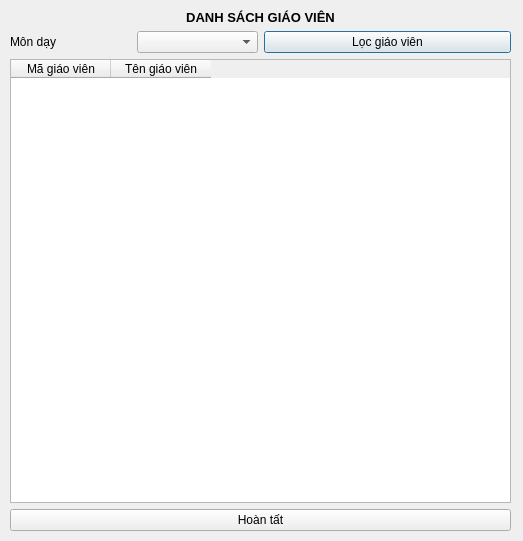
The window that TranslateUiPyPackage/ui_ip/M21_dsgv.ui (longpham6595/kvmanagement) describes before a commit, drawn with Qt 5.
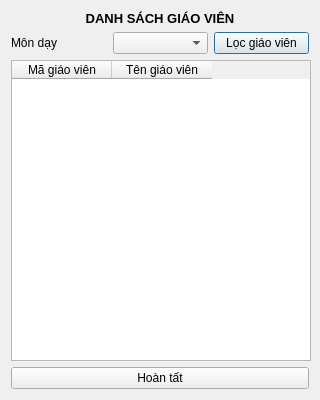
The same window after the commit.

```diff
--- a/TranslateUiPyPackage/ui_ip/M21_dsgv.ui
+++ b/TranslateUiPyPackage/ui_ip/M21_dsgv.ui
@@ -6,57 +6,52 @@
    <rect>
     <x>0</x>
     <y>0</y>
-    <width>523</width>
-    <height>541</height>
+    <width>320</width>
+    <height>400</height>
    </rect>
   </property>
+  <property name="minimumSize">
+   <size>
+    <width>320</width>
+    <height>400</height>
+   </size>
+  </property>
   <property name="windowTitle">
    <string>Số lượng giáo viên</string>
   </property>
-  <widget class="QWidget" name="layoutWidget">
-   <property name="geometry">
-    <rect>
-     <x>10</x>
-     <y>10</y>
-     <width>501</width>
-     <height>521</height>
-    </rect>
-   </property>
-   <layout class="QVBoxLayout" name="verticalLayout">
-    <item>
+  <layout class="QGridLayout" name="gridLayout">
+   <item row="0" column="0" colspan="3">
      <widget class="QLabel" name="label">
       <property name="text">
        <string>&lt;html&gt;&lt;head/&gt;&lt;body&gt;&lt;p align=&quot;center&quot;&gt;&lt;span style=&quot; font-size:10pt; font-weight:600;&quot;&gt;DANH SÁCH GIÁO VIÊN&lt;/span&gt;&lt;/p&gt;&lt;/body&gt;&lt;/html&gt;</string>
       </property>
      </widget>
     </item>
-    <item>
-     <layout class="QHBoxLayout" name="horizontalLayout_2">
-      <item>
-       <layout class="QHBoxLayout" name="horizontalLayout">
-        <item>
+   <item row="1" column="0">
          <widget class="QLabel" name="label_2">
           <property name="text">
            <string>Môn dạy</string>
           </property>
          </widget>
         </item>
-        <item>
+   <item row="1" column="1">
          <widget class="QComboBox" name="monday"/>
         </item>
-       </layout>
-      </item>
-      <item>
+   <item row="1" column="2">
        <widget class="QPushButton" name="loc">
         <property name="text">
          <string>Lọc giáo viên</string>
         </property>
        </widget>
       </item>
-     </layout>
-    </item>
-    <item>
+   <item row="2" column="0" colspan="3">
      <widget class="QTableWidget" name="gv_view">
+     <property name="minimumSize">
+      <size>
+       <width>300</width>
+       <height>300</height>
+      </size>
+     </property>
       <column>
        <property name="text">
         <string>Mã giáo viên</string>
@@ -69,7 +64,7 @@
       </column>
      </widget>
     </item>
-    <item>
+   <item row="3" column="0" colspan="3">
      <widget class="QPushButton" name="hoantat">
       <property name="text">
        <string>Hoàn tất</string>
@@ -77,7 +72,6 @@
      </widget>
     </item>
    </layout>
-  </widget>
  </widget>
  <resources/>
  <connections/>
```
Lines whose indentation alone changed are shown as unchanged.
